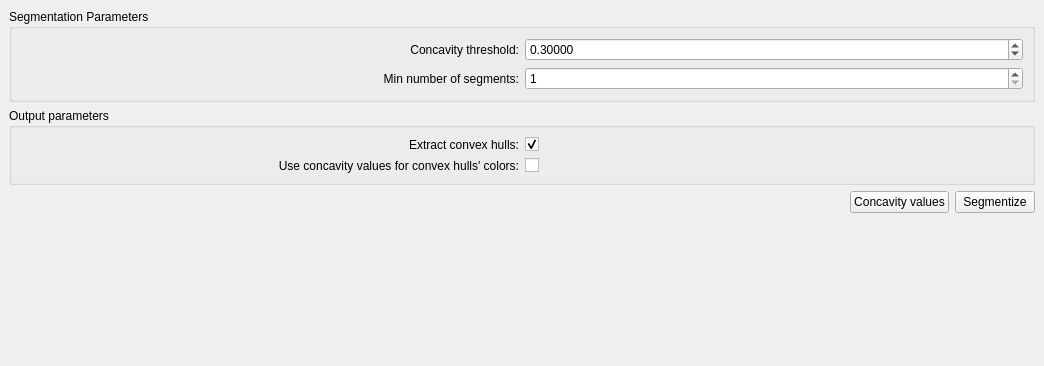
Above: Polyhedron/demo/Polyhedron/Plugins/Surface_mesh/Approximate_convex_segmentation_widget.ui from CGAL/cgal before the change; both pictures show x 0 to 1044 and y 0 to 366 of the 1044 by 1073 pixel window. Below: the same form after it.
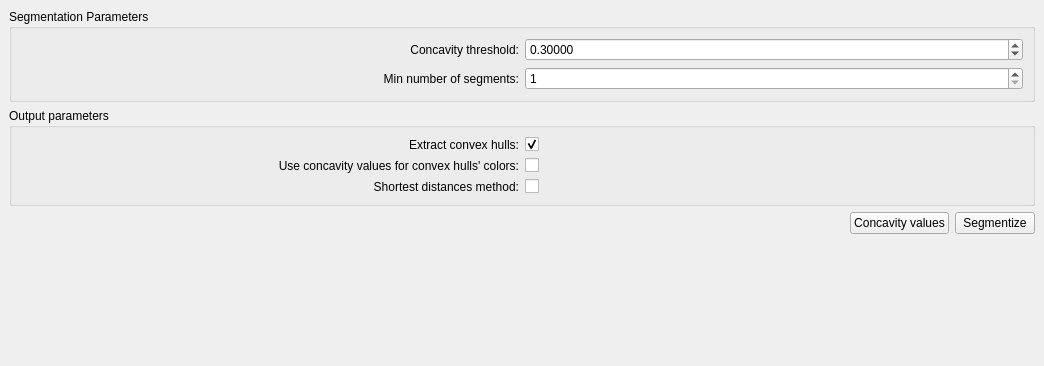
That is the form after the change.

Commit message: update plugin and doc

Patch:
```diff
--- a/Polyhedron/demo/Polyhedron/Plugins/Surface_mesh/Approximate_convex_segmentation_widget.ui
+++ b/Polyhedron/demo/Polyhedron/Plugins/Surface_mesh/Approximate_convex_segmentation_widget.ui
@@ -140,6 +140,23 @@
          </property>
         </widget>
        </item>
+       <item row="2" column="0">
+        <widget class="QLabel" name="shortest_method_label">
+         <property name="text">
+          <string>Shortest distances method:</string>
+         </property>
+         <property name="alignment">
+          <set>Qt::AlignRight|Qt::AlignTrailing|Qt::AlignVCenter</set>
+         </property>
+        </widget>
+       </item>
+       <item row="2" column="1">
+        <widget class="QCheckBox" name="shortest_method_check_box">
+         <property name="text">
+          <string/>
+         </property>
+        </widget>
+       </item>
       </layout>
      </widget>
     </item>
```
The commit also changes 2 other files.
